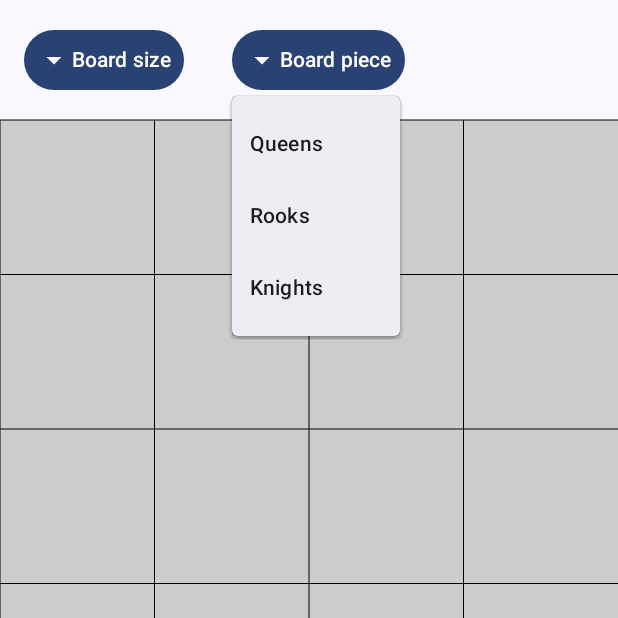
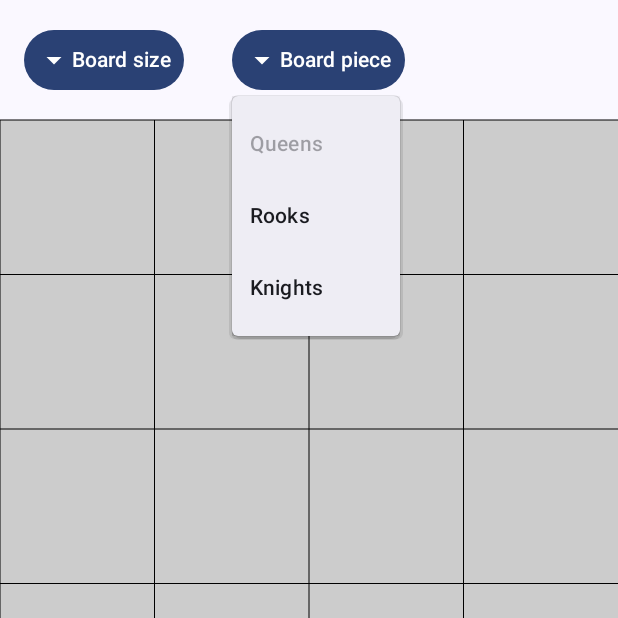
Before and after one commit to Jose-Parente/compose_test1, an Android app built with Jetpack Compose: the screen it shows after launch (MainActivity), after a tap on "Board piece", on a phone screen of 412 x 824 dp, the top half of it. Run offline under Robolectric (Android 15) with nearby library versions, the phone set to English and light mode, and no system bars.

Commit message:
Show selected option as being disabled

```diff
--- a/app/src/main/java/com/parentej/nquens1/presentation/BoardScreen.kt
+++ b/app/src/main/java/com/parentej/nquens1/presentation/BoardScreen.kt
@@ -1,10 +1,8 @@
 package com.parentej.nquens1.presentation
 
 import android.content.res.Configuration
-import androidx.compose.animation.Animatable
 import androidx.compose.animation.animateColorAsState
 import androidx.compose.animation.core.tween
-import androidx.compose.animation.core.updateTransition
 import androidx.compose.foundation.Canvas
 import androidx.compose.foundation.background
 import androidx.compose.foundation.border
@@ -19,7 +17,6 @@ import androidx.compose.foundation.layout.fillMaxHeight
 import androidx.compose.foundation.layout.fillMaxSize
 import androidx.compose.foundation.layout.fillMaxWidth
 import androidx.compose.foundation.layout.padding
-import androidx.compose.foundation.layout.size
 import androidx.compose.foundation.lazy.grid.GridCells
 import androidx.compose.foundation.lazy.grid.LazyVerticalGrid
 import androidx.compose.material.icons.Icons
@@ -30,7 +27,6 @@ import androidx.compose.material3.DropdownMenuItem
 import androidx.compose.material3.Icon
 import androidx.compose.material3.Text
 import androidx.compose.runtime.Composable
-import androidx.compose.runtime.LaunchedEffect
 import androidx.compose.runtime.getValue
 import androidx.compose.runtime.mutableStateOf
 import androidx.compose.runtime.remember
@@ -39,17 +35,14 @@ import androidx.compose.ui.Alignment
 import androidx.compose.ui.Modifier
 import androidx.compose.ui.draw.drawBehind
 import androidx.compose.ui.geometry.Offset
-import androidx.compose.ui.geometry.Rect
 import androidx.compose.ui.geometry.Size
 import androidx.compose.ui.graphics.BlendMode
 import androidx.compose.ui.graphics.Color
 import androidx.compose.ui.graphics.ColorFilter
-import androidx.compose.ui.graphics.drawscope.drawIntoCanvas
 import androidx.compose.ui.graphics.drawscope.translate
 import androidx.compose.ui.graphics.vector.ImageVector
 import androidx.compose.ui.graphics.vector.rememberVectorPainter
 import androidx.compose.ui.input.pointer.pointerInput
-import androidx.compose.ui.layout.onPlaced
 import androidx.compose.ui.platform.LocalConfiguration
 import androidx.compose.ui.res.stringResource
 import androidx.compose.ui.res.vectorResource
@@ -59,49 +52,53 @@ import androidx.lifecycle.compose.collectAsStateWithLifecycle
 import com.parentej.nquens1.R
 import com.parentej.nquens1.domain.model.PieceType
 import com.parentej.nquens1.domain.model.SquareDetail
-import kotlinx.coroutines.coroutineScope
-import kotlinx.coroutines.launch
 import kotlin.math.min
 
 @Composable
 fun BoardScreen(modifier: Modifier = Modifier, viewModel: BoardViewModel) {
   if (LocalConfiguration.current.orientation == Configuration.ORIENTATION_LANDSCAPE) {
     BoardScreenLandscape(modifier = modifier, viewModel = viewModel)
-  }
-  else {
+  } else {
     BoardScreenPortrait(modifier = modifier, viewModel = viewModel)
   }
 }
 
 @Composable
 fun BoardScreenPortrait(modifier: Modifier = Modifier, viewModel: BoardViewModel) {
-  val uiState = viewModel.uiState.collectAsStateWithLifecycle()
+  val uiState = viewModel.uiState.collectAsStateWithLifecycle().value
   Column(modifier = modifier) {
     Row {
-      SelectBoardSizeMenu(onBoardSizeSelected = { size -> viewModel.changeBoardSize(size) })
-      SelectBoardPieceMenu(onBoardPieceSelected = { type -> viewModel.changeBoardPieceType(type) })
+      SelectBoardSizeMenu(
+        currentSize = uiState.boardSize,
+        onBoardSizeSelected = { size -> viewModel.changeBoardSize(size) })
+      SelectBoardPieceMenu(
+        currentPiece = uiState.pieceType,
+        onBoardPieceSelected = { type -> viewModel.changeBoardPieceType(type) },
+      )
     }
 
     Board(
       modifier = Modifier
         .fillMaxWidth()
         .aspectRatio(1f),
-      boardSize = uiState.value.boardSize,
-      pieceType = uiState.value.pieceType,
-      board = uiState.value.board
-    ) { squareIdx ->
-      viewModel.togglePosition(squareIdx)
-    }
+      boardSize = uiState.boardSize,
+      pieceType = uiState.pieceType,
+      board = uiState.board
+    ) { squareIdx -> viewModel.togglePosition(squareIdx) }
   }
 }
 
 @Composable
 fun BoardScreenLandscape(modifier: Modifier = Modifier, viewModel: BoardViewModel) {
   val uiState = viewModel.uiState.collectAsStateWithLifecycle()
-  Row (modifier = modifier) {
+  Row(modifier = modifier) {
     Column {
-      SelectBoardSizeMenu(onBoardSizeSelected = { size -> viewModel.changeBoardSize(size) })
-      SelectBoardPieceMenu(onBoardPieceSelected = { type -> viewModel.changeBoardPieceType(type) })
+      SelectBoardSizeMenu(
+        currentSize = uiState.value.boardSize,
+        onBoardSizeSelected = { size -> viewModel.changeBoardSize(size) })
+      SelectBoardPieceMenu(
+        currentPiece = uiState.value.pieceType,
+        onBoardPieceSelected = { type -> viewModel.changeBoardPieceType(type) })
     }
 
     Board(
@@ -134,28 +131,13 @@ fun Board(
   )
   val painter = rememberVectorPainter(image = pieceIcon)
 
-//  val animatedColors = remember(board.size) { board.map { Animatable(it.getBackgroundColor()) } }
-//  LaunchedEffect(board) {
-//    board.forEachIndexed { idx, square ->
-//      if (idx < animatedColors.size) {
-//        launch {
-//          animatedColors[idx].animateTo(
-//            square.getBackgroundColor(),
-//            animationSpec = tween(durationMillis = 1000)
-//          )
-//        }
-//      }
-//    }
-//  }
-
   val animatedColors = board.map {
     animateColorAsState(
-      targetValue = it.getBackgroundColor(),
-      animationSpec = tween(durationMillis = 1000)
+      targetValue = it.getBackgroundColor(), animationSpec = tween(durationMillis = 1000)
     )
   }
 
-  Canvas(modifier = modifier.pointerInput(Unit) {
+  Canvas(modifier = modifier.pointerInput(boardSize) {
     detectTapGestures { p ->
       val squareSize = min(size.width, size.height) / boardSize
       val idx = (p.y.toInt() / squareSize) * boardSize + (p.x.toInt() / squareSize)
@@ -212,45 +194,7 @@ fun Board(
         strokeWidth = 1f
       )
     }
-
-
   }
-
-//  LazyVerticalGrid(modifier = modifier, columns = GridCells.Fixed(boardSize)) {
-//    items(board.size) { idx ->
-//      val square = board[idx]
-//      Box(
-//        modifier = Modifier
-//          .aspectRatio(1f)
-//          .background(
-//            animateColorAsState(
-//              targetValue = square.getBackgroundColor(),
-//              animationSpec = tween(durationMillis = 1000),
-//            ).value
-//          )
-//          .border(1.dp, Color.Black)
-//          .drawBehind {
-//            if (square == SquareDetail.EMPTY_TARGETED) {
-//              drawCircle(
-//                color = Color.Black,
-//                radius = 4.dp.toPx(),
-//                center = Offset(size.width / 2, size.height / 2)
-//              )
-//            }
-//          }
-//          .clickable { onClick(idx) }, contentAlignment = Alignment.Center
-//      ) {
-//        if (square == SquareDetail.PIECE || square == SquareDetail.PIECE_TARGETED) {
-//          Icon(
-//            modifier = Modifier.fillMaxSize(0.50f),
-//            tint = if (square == SquareDetail.PIECE_TARGETED) Color.Red else Color.Black,
-//            imageVector = pieceIcon,
-//            contentDescription = null
-//          )
-//        }
-//      }
-//    }
-//  }
 }
 
 @Composable
@@ -308,7 +252,7 @@ fun Board2(
 
 @Composable
 fun SelectBoardSizeMenu(
-  modifier: Modifier = Modifier, onBoardSizeSelected: (boardSize: Int) -> Unit
+  modifier: Modifier = Modifier, currentSize: Int, onBoardSizeSelected: (boardSize: Int) -> Unit
 ) {
   var expanded by remember { mutableStateOf(false) }
   Box(
@@ -321,7 +265,10 @@ fun SelectBoardSizeMenu(
     DropdownMenu(
       expanded = expanded, onDismissRequest = { expanded = false }) {
       for (i in 4..8) {
-        DropdownMenuItem(text = { Text("$i x $i") }, onClick = {
+        DropdownMenuItem(
+          enabled = (i != currentSize),
+          text = { Text(text = "$i x $i") },
+          onClick = {
             expanded = false
             onBoardSizeSelected(i)
           })
@@ -332,7 +279,9 @@ fun SelectBoardSizeMenu(
 
 @Composable
 fun SelectBoardPieceMenu(
-  modifier: Modifier = Modifier, onBoardPieceSelected: (pieceType: PieceType) -> Unit
+  modifier: Modifier = Modifier,
+  currentPiece: PieceType,
+  onBoardPieceSelected: (pieceType: PieceType) -> Unit,
 ) {
   var expanded by remember { mutableStateOf(false) }
   Box(
@@ -346,6 +295,7 @@ fun SelectBoardPieceMenu(
       expanded = expanded, onDismissRequest = { expanded = false }) {
       for (piece in PieceType.entries) {
         DropdownMenuItem(
+          enabled = (piece != currentPiece),
           text = { Text(text = piece.toStringResource()) },
           onClick = {
             expanded = false
@@ -360,8 +310,7 @@ fun SquareDetail.getBackgroundColor(): Color =
   if (this == SquareDetail.EMPTY) Color.LightGray else Color.Green
 
 @Composable
-fun PieceType.toStringResource() =
-  stringResource(
+fun PieceType.toStringResource() = stringResource(
   when (this) {
     PieceType.QUEEN -> R.string.piece_queen
     PieceType.ROOK -> R.string.piece_rook
```
Lines whose indentation alone changed are shown as unchanged.
